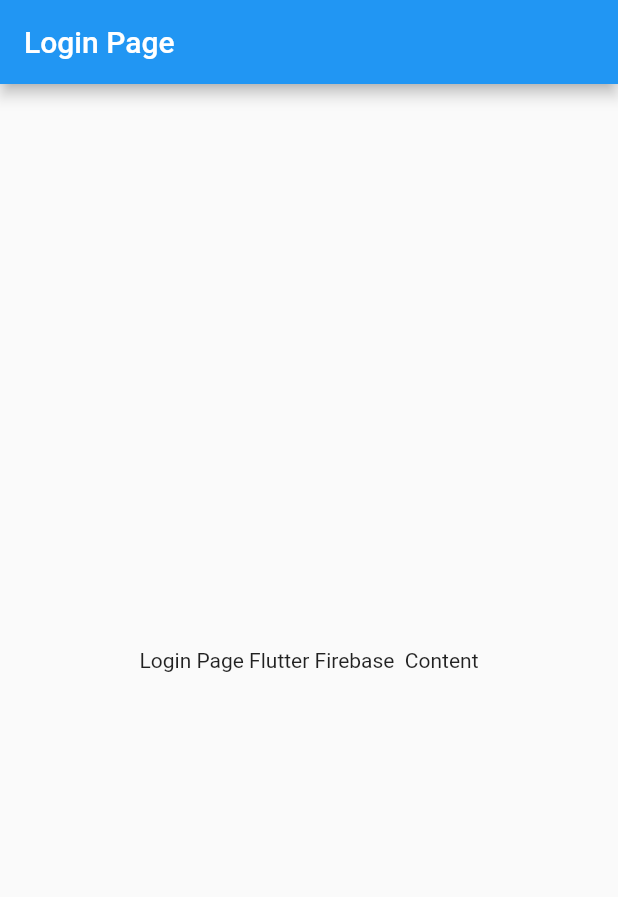
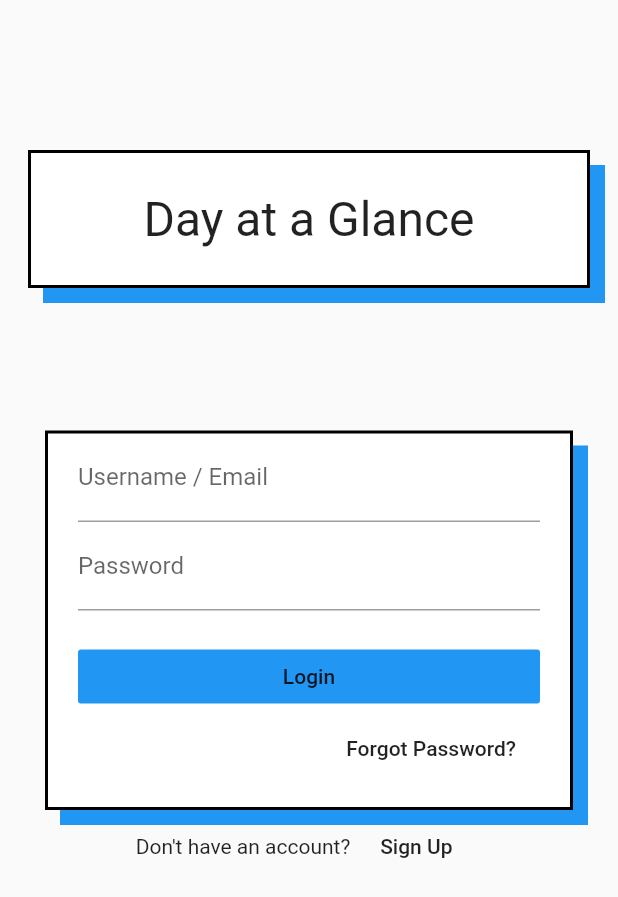
Before and after one commit to Janahan10/Todo-App, a Flutter app: the screen it shows after launch, on a phone screen of 412 x 824 dp. Shown: the top 897 px of the screen. Run offline on Flutter 3.47's test engine with Material 2 defaults, Android fonts, the phone set to English and light mode, and no system bars; our stand-ins replace shared_preferences.

Commit message:
Finished login UI

```diff
--- a/frontend/lib/main.dart
+++ b/frontend/lib/main.dart
@@ -36,13 +36,89 @@
 
   @override
   Widget build(BuildContext context) {
-    _user.registerUser("username", "password123", "firstname", "lastname", "email@emailers.com");
+    // _user.registerUser("userna323123me", "password123", "firstname", "lastname", "email@ghasdks.com");
     return Scaffold(
-      appBar: AppBar(
-        title: Text("Login Page"),
-      ),
+      //backgroundColor: Colors.grey,
       body: Center(
-        child: Text('Login Page Flutter Firebase  Content'),
+        child: Column(
+          //mainAxisAlignment: MainAxisAlignment.center,
+          children: <Widget>[
+            Container (
+              margin: EdgeInsets.only(bottom: 75.0, top: 100.0),
+              padding: const EdgeInsets.fromLTRB(75, 25, 75, 25),
+              decoration: BoxDecoration (
+                color: Colors.white,
+                border: Border.all(width: 2.0, color: Colors.black),
+                boxShadow: [
+                  BoxShadow(
+                    color: Colors.blue,
+                    blurRadius: 0.0,
+                    offset: Offset(
+                      10.0,
+                      10.0
+                    ),
+                  ),
+                ]
+              ),
+              child: Text(
+                "Day at a Glance",
+                style: TextStyle(fontSize: 32.0),
+                textAlign: TextAlign.center,
+              ),
+            ),
+            Container (
+              margin: EdgeInsets.fromLTRB(30, 20, 30, 0),
+              padding: const EdgeInsets.fromLTRB(20, 0, 20, 15),
+              decoration: BoxDecoration (
+                color: Colors.white,
+                border: Border.all(width: 2.0, color: Colors.black),
+                boxShadow: [
+                  BoxShadow(
+                    color: Colors.blue,
+                    blurRadius: 0.0,
+                    offset: Offset(
+                      10.0,
+                      10.0
+                    ),
+                  ),
+                ]
+              ),
+              child: Column(
+                children: <Widget>[
+                  TextFormField(
+                    decoration: InputDecoration(labelText: "Username / Email"),
+                  ),
+                  TextFormField(
+                    decoration: InputDecoration(labelText: "Password"),
+                  ),
+                  Container(
+                    width: double.infinity,
+                    margin: EdgeInsets.only(top: 20.0),
+                    child: FlatButton(
+                      color: Colors.blue,
+                      onPressed: () {},
+                      child: Text("Login")
+                    ),
+                  ),
+                  Container(
+                    alignment: Alignment.centerRight,
+                    child: FlatButton(
+                      onPressed: () {},
+                      child: Text("Forgot Password?"),
+                    ),
+                  ),
+                ],
+              ),
+            ),
+            Row (
+              mainAxisAlignment: MainAxisAlignment.center,
+              children: <Widget>[
+                Text("Don't have an account?"),
+                FlatButton (onPressed: () {}, child: Text("Sign Up"))
+              ],
+            )
+          ],
+        ),
       ),
     );
   }
```
Also changed, not shown: 1 other file.
